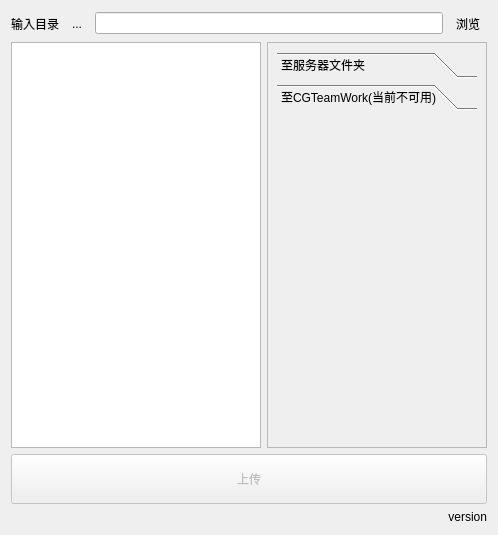
Qt form lib/uploader.ui (WuLiFang/Nuke) before a commit.
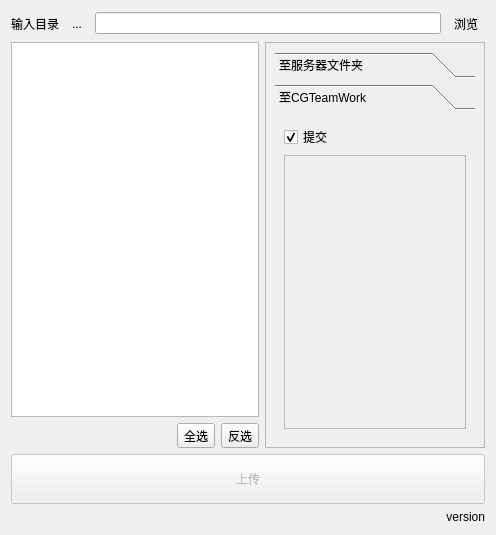
The same form after that commit. The open tabs and pages were chosen to show the change.

Commit message: uploader 0.6.0 # Support upload to cgteamwork

The edit to the form file:
```diff
--- a/lib/uploader.ui
+++ b/lib/uploader.ui
@@ -67,20 +67,42 @@
    <item>
     <layout class="QHBoxLayout" name="horizontalLayout_2">
      <item>
-      <widget class="QListWidget" name="listWidget">
-       <property name="sizePolicy">
-        <sizepolicy hsizetype="Expanding" vsizetype="Expanding">
-         <horstretch>0</horstretch>
-         <verstretch>0</verstretch>
-        </sizepolicy>
-       </property>
-       <property name="minimumSize">
-        <size>
-         <width>250</width>
-         <height>0</height>
-        </size>
-       </property>
-      </widget>
+      <layout class="QVBoxLayout" name="verticalLayout_4">
+       <item>
+        <widget class="QListWidget" name="listWidget"/>
+       </item>
+       <item>
+        <layout class="QHBoxLayout" name="horizontalLayout_7">
+         <item>
+          <spacer name="horizontalSpacer_2">
+           <property name="orientation">
+            <enum>Qt::Horizontal</enum>
+           </property>
+           <property name="sizeHint" stdset="0">
+            <size>
+             <width>40</width>
+             <height>20</height>
+            </size>
+           </property>
+          </spacer>
+         </item>
+         <item>
+          <widget class="QToolButton" name="toolButtonSelectAll">
+           <property name="text">
+            <string>全选</string>
+           </property>
+          </widget>
+         </item>
+         <item>
+          <widget class="QToolButton" name="toolButtonReverseSelection">
+           <property name="text">
+            <string>反选</string>
+           </property>
+          </widget>
+         </item>
+        </layout>
+       </item>
+      </layout>
      </item>
      <item>
       <widget class="QFrame" name="frame">
@@ -123,6 +145,9 @@
        <layout class="QVBoxLayout" name="verticalLayout_5">
         <item>
          <widget class="QToolBox" name="toolBox">
+          <property name="enabled">
+           <bool>true</bool>
+          </property>
           <property name="sizePolicy">
            <sizepolicy hsizetype="Preferred" vsizetype="Preferred">
             <horstretch>0</horstretch>
@@ -275,19 +300,41 @@
           </widget>
           <widget class="QWidget" name="page_2">
            <property name="enabled">
-            <bool>false</bool>
+            <bool>true</bool>
            </property>
            <property name="geometry">
             <rect>
              <x>0</x>
              <y>0</y>
-             <width>98</width>
-             <height>28</height>
+             <width>200</width>
+             <height>341</height>
             </rect>
            </property>
            <attribute name="label">
-            <string>至CGTeamWork(当前不可用)</string>
+            <string>至CGTeamWork</string>
            </attribute>
+           <layout class="QVBoxLayout" name="verticalLayout_3">
+            <item>
+             <widget class="QCheckBox" name="checkBoxSubmit">
+              <property name="enabled">
+               <bool>true</bool>
+              </property>
+              <property name="text">
+               <string>提交</string>
+              </property>
+              <property name="checked">
+               <bool>true</bool>
+              </property>
+             </widget>
+            </item>
+            <item>
+             <widget class="QTextEdit" name="textEdit">
+              <property name="enabled">
+               <bool>false</bool>
+              </property>
+             </widget>
+            </item>
+           </layout>
           </widget>
          </widget>
         </item>
```
Left out of the diff: 44 changed lines with no effect on the pictures. The commit also changes 1 other file.
